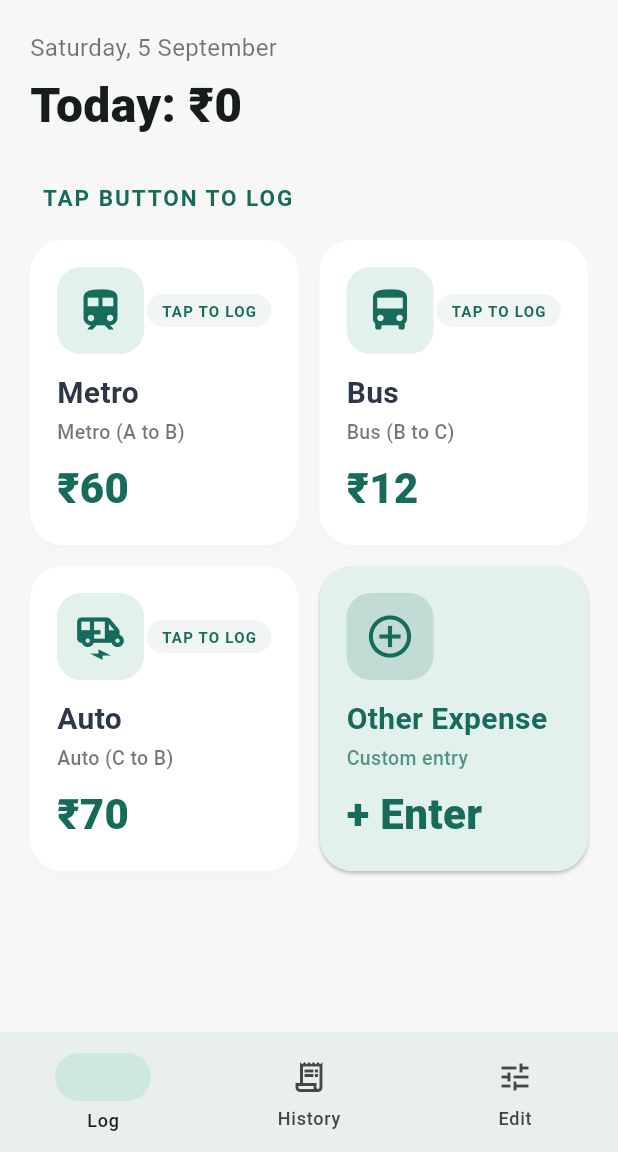
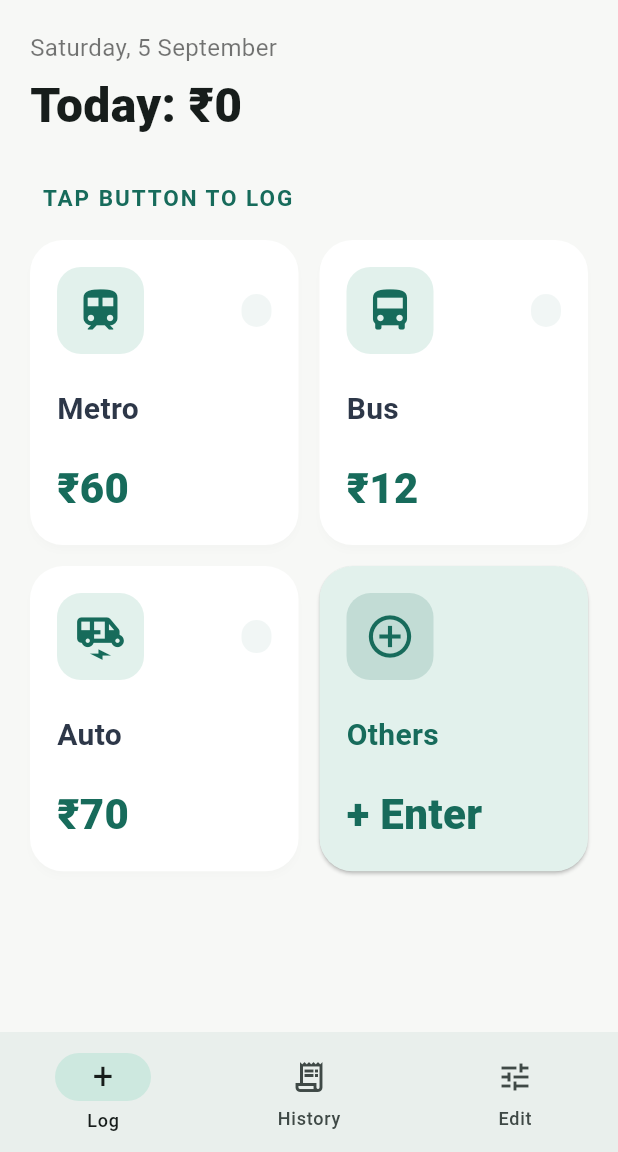
Before and after one commit to ruthwik-coder/expenses-logger-app, a Flutter app: the screen it shows after launch, on a phone screen of 412 x 824 dp, the part 84-1236 px from its top. Run offline on Flutter 3.47's test engine with Material 3 defaults, Android fonts, the phone set to English and light mode, and no system bars; our stand-ins replace pdf, printing, shared_preferences.

Commit message:
style: remove descriptions from big quick buttons and recent logs

```diff
--- a/lib/main.dart
+++ b/lib/main.dart
@@ -297,8 +297,8 @@ class _Home extends State<Home> {
         onDestinationSelected: (i) => setState(() => tab = i),
         destinations: const [
           NavigationDestination(
-            icon: Text('', style: TextStyle(fontSize: 20)),
-            selectedIcon: Text('', style: TextStyle(fontSize: 24)),
+            icon: Text('+', style: TextStyle(fontSize: 20)),
+            selectedIcon: Text('+', style: TextStyle(fontSize: 24)),
             label: 'Log',
           ),
           NavigationDestination(
@@ -416,7 +416,7 @@ class _Home extends State<Home> {
                         borderRadius: BorderRadius.circular(20),
                       ),
                       child: const Text(
-                        'TAP TO LOG',
+                        '',
                         style: TextStyle(
                           fontSize: 10,
                           fontWeight: FontWeight.bold,
@@ -441,19 +441,6 @@ class _Home extends State<Home> {
                         color: const Color(0xff2d3748),
                       ),
                     ),
-                    if (p.description != p.name) ...[
-                      const SizedBox(height: 2),
-                      Text(
-                        p.description,
-                        maxLines: 1,
-                        overflow: TextOverflow.ellipsis,
-                        style: TextStyle(
-                          fontSize: compact ? 11 : 13,
-                          color: Colors.black54,
-                          fontWeight: FontWeight.w500,
-                        ),
-                      ),
-                    ],
                   ],
                 ),
                 const SizedBox(height: 4),
@@ -497,27 +484,13 @@ class _Home extends State<Home> {
                   ),
                 ),
                 const SizedBox(height: 8),
-                Column(
-                  crossAxisAlignment: CrossAxisAlignment.start,
-                  children: [
                 Text(
-                      'Other Expense',
+                  'Others',
                   style: TextStyle(
                     fontSize: compact ? 16 : 20,
                     fontWeight: FontWeight.w700,
                     color: const Color(0xff176b5b),
                   ),
-                    ),
-                    const SizedBox(height: 2),
-                    Text(
-                      'Custom entry',
-                      style: TextStyle(
-                        fontSize: compact ? 11 : 13,
-                        color: const Color(0xff176b5b).withAlpha(180),
-                        fontWeight: FontWeight.w500,
-                      ),
-                    ),
-                  ],
                 ),
                 const SizedBox(height: 4),
                 Text(
@@ -544,7 +517,7 @@ class _Home extends State<Home> {
             child: Icon(Icons.payments_outlined, color: Color(0xff176b5b)),
           ),
           title: Text(
-            e.description,
+            e.name,
             style: const TextStyle(fontWeight: FontWeight.w600),
           ),
           subtitle: Text(DateFormat('dd MMM yyyy · hh:mm a').format(e.time)),
```
Lines whose indentation alone changed are shown as unchanged.
